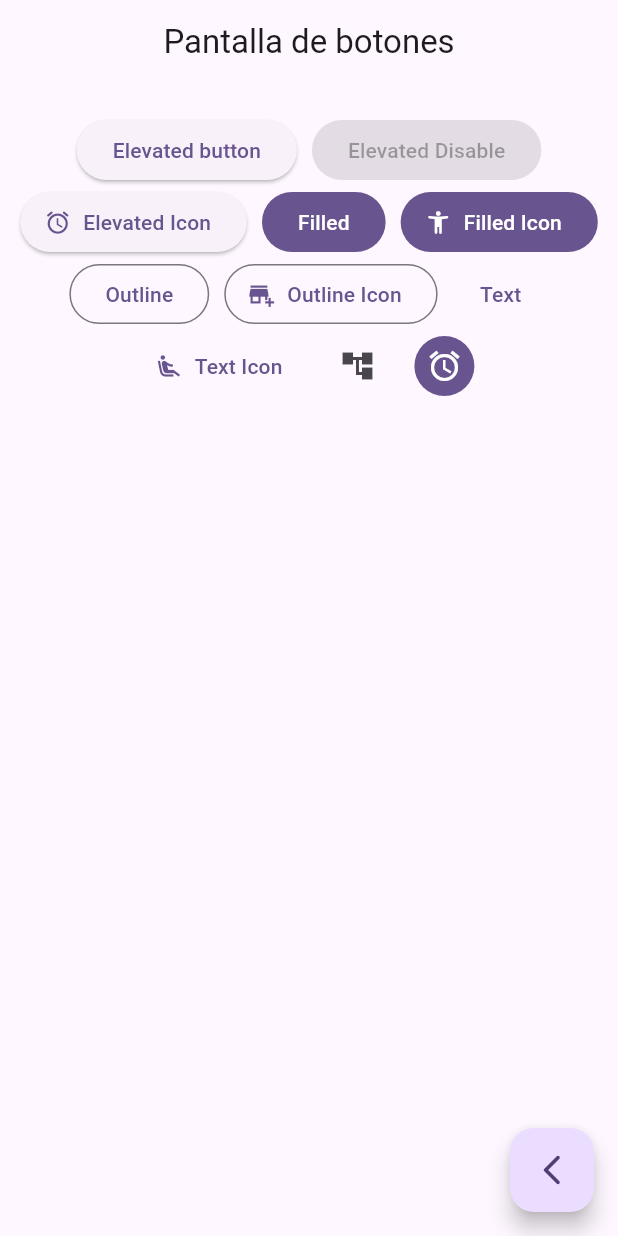
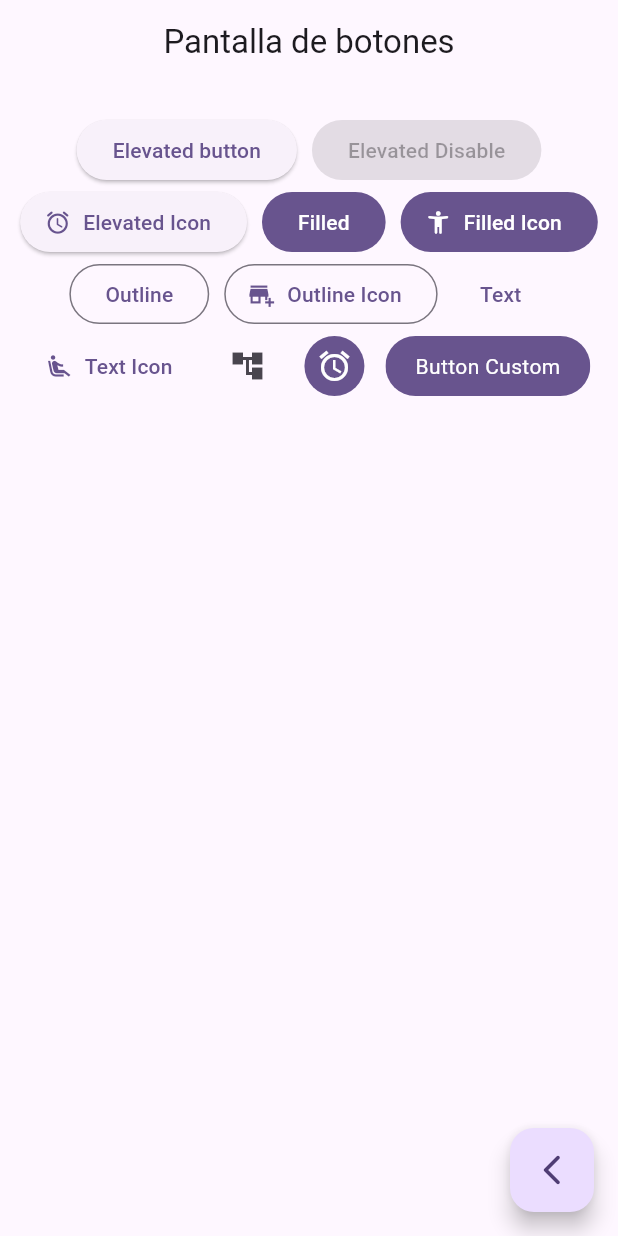
Before and after one commit to Francisco-V98/widgets_app, a Flutter app: the ButtonsScreen screen opened by its route, on a phone screen of 412 x 824 dp. Run offline on Flutter 3.47's test engine with Material 3 defaults, Android fonts, the phone set to English and light mode, and no system bars; our stand-ins replace go_router.

Commit message:
126 - se creo el custom button

```diff
--- a/lib/presentation/screens/buttons/buttons_scren.dart
+++ b/lib/presentation/screens/buttons/buttons_scren.dart
@@ -102,7 +102,9 @@ class _ButtonsView extends StatelessWidget {
                 backgroundColor: MaterialStatePropertyAll(colors.primary),
                 iconColor: const MaterialStatePropertyAll(Colors.white),
               ),
-            )
+            ),
+
+            const CustomButton(),
 
           ],
         ),
@@ -110,3 +112,28 @@ class _ButtonsView extends StatelessWidget {
     );
   }
 }
+
+class CustomButton extends StatelessWidget {
+  const CustomButton({super.key});
+
+  @override
+  Widget build(BuildContext context) {
+
+    final colors = Theme.of(context).colorScheme;
+
+
+    return ClipRRect(
+      borderRadius: BorderRadius.circular(20),
+      child: Material(
+        color: colors.primary,
+        child: InkWell(
+          onTap: (){},
+          child: const Padding(
+            padding: EdgeInsets.symmetric(horizontal: 20,vertical: 10),
+            child: Text('Button Custom', style: TextStyle(color: Colors.white),)
+          ),
+        ),
+      ),
+    );
+  }
+}
```
